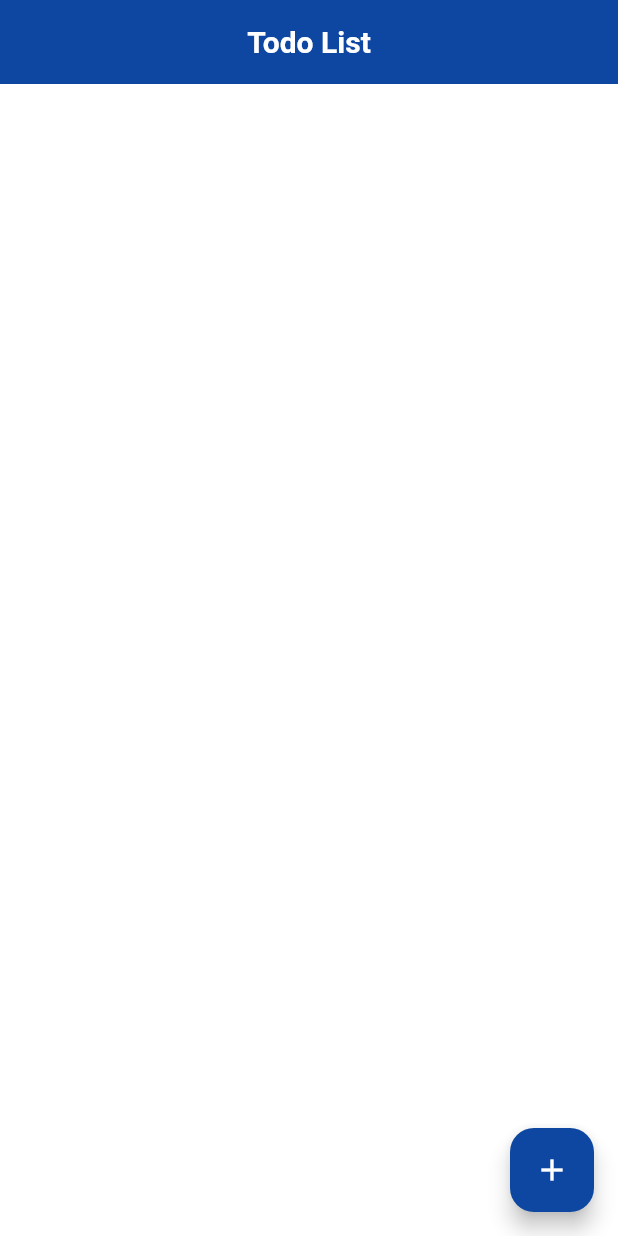
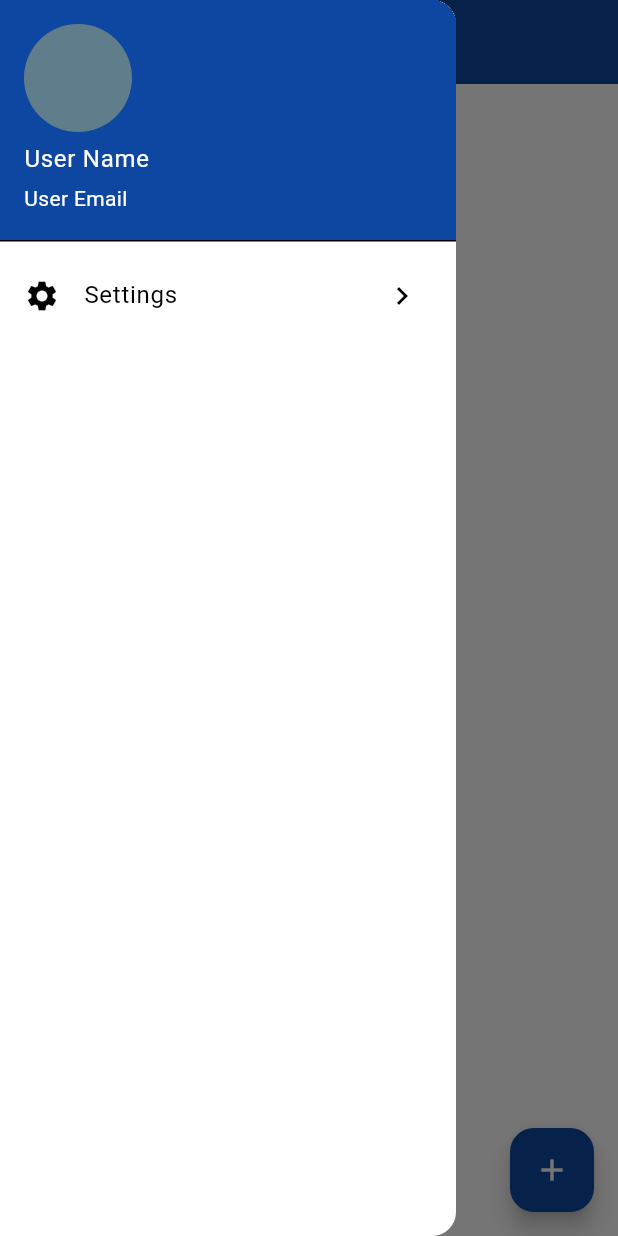
Before and after one commit to shajeehsanal/todo_app, a Flutter app: the screen it shows after launch, with the side drawer open (before the commit the screen has no drawer), on a phone screen of 412 x 824 dp. Run offline on Flutter 3.47's test engine with Material 3 defaults, Android fonts, the phone set to English and light mode, and no system bars; our stand-ins replace dropdown_button2.

```diff
--- a/lib/features/home/home.dart
+++ b/lib/features/home/home.dart
@@ -1,4 +1,5 @@
 import 'package:flutter/material.dart';
+import 'package:todo_app/features/settings/settings_page.dart';
 
 class HomeScreen extends StatefulWidget {
   const HomeScreen({super.key});
@@ -11,8 +12,38 @@ class _HomeScreenState extends State<HomeScreen> {
   @override
   Widget build(BuildContext context) {
     return Scaffold(
+      drawer: Drawer(
+        child: Column(
+          children: [
+            const UserAccountsDrawerHeader(
+              accountName: Text('User Name'),
+              accountEmail: Text('User Email'),
+              currentAccountPicture: CircleAvatar(
+                backgroundColor: Colors.blueGrey,
+              ),
+            ),
+            Expanded(
+              child: Column(
+                children: [
+                  ListTile(
+                    leading: const Icon(Icons.settings),
+                    title: const Text('Settings'),
+                    trailing: const Icon(Icons.navigate_next),
+                    onTap: () {
+                      Navigator.push(
+                          context,
+                          MaterialPageRoute(
+                            builder: (context) => const SettingsPage(),
+                          ));
+                    },
+                  ),
+                ],
+              ),
+            ),
+          ],
+        ),
+      ),
       appBar: AppBar(
-        backgroundColor: Colors.blue.shade900,
         title: const Text('Todo List'),
         elevation: 10,
         titleTextStyle: const TextStyle(
@@ -20,6 +51,7 @@ class _HomeScreenState extends State<HomeScreen> {
           fontSize: 20,
         ),
         centerTitle: true,
+        iconTheme: const IconThemeData(color: Colors.white),
       ),
       body: Container(),
       floatingActionButton: FloatingActionButton(
--- /dev/null
+++ b/lib/global/global_variables.dart
@@ -0,0 +1,3 @@
+import 'package:flutter/material.dart';
+
+ThemeMode themeMode = ThemeMode.system;
--- a/lib/main.dart
+++ b/lib/main.dart
@@ -1,5 +1,6 @@
 import 'package:flutter/material.dart';
 import 'package:todo_app/features/home/home.dart';
+import 'package:todo_app/global/global_variables.dart';
 
 void main() {
   runApp(const MyApp());
@@ -11,11 +12,16 @@ class MyApp extends StatelessWidget {
   @override
   Widget build(BuildContext context) {
     return MaterialApp(
-      title: 'Flutter Demo',
       theme: ThemeData(
         colorScheme: ColorScheme.light(primary: Colors.blue.shade900),
         useMaterial3: true,
+        appBarTheme: AppBarTheme(backgroundColor: Colors.blue.shade900),
       ),
+      darkTheme: ThemeData(
+        colorScheme: const ColorScheme.dark(primary: Colors.blue),
+        useMaterial3: true,
+      ),
+      themeMode: themeMode,
       home: const HomeScreen(),
       debugShowCheckedModeBanner: false,
     );
--- a/pubspec.yaml
+++ b/pubspec.yaml
@@ -35,6 +35,8 @@ dependencies:
   # The following adds the Cupertino Icons font to your application.
   # Use with the CupertinoIcons class for iOS style icons.
   cupertino_icons: ^1.0.6
+  shared_preferences: ^2.2.2
+  dropdown_button2: ^2.3.9
 
 dev_dependencies:
   flutter_test:
```
Also changed, not shown: lib/features/settings/settings_page.dart (added, +72 -0 lines), pubspec.lock, 1 other file.
